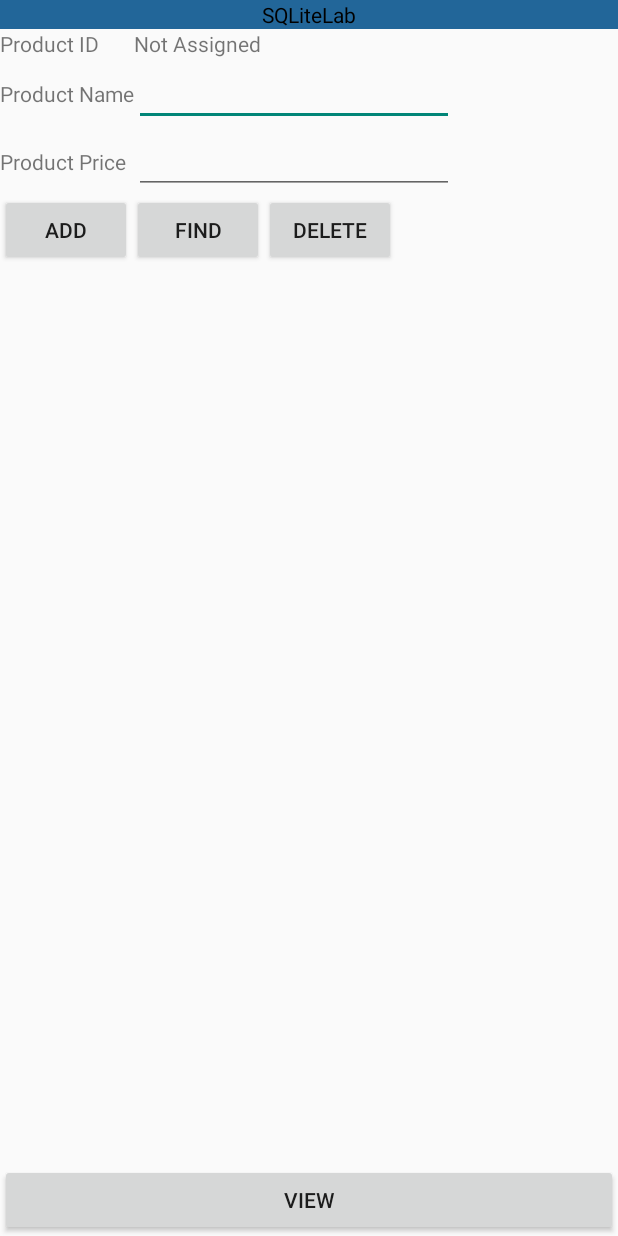
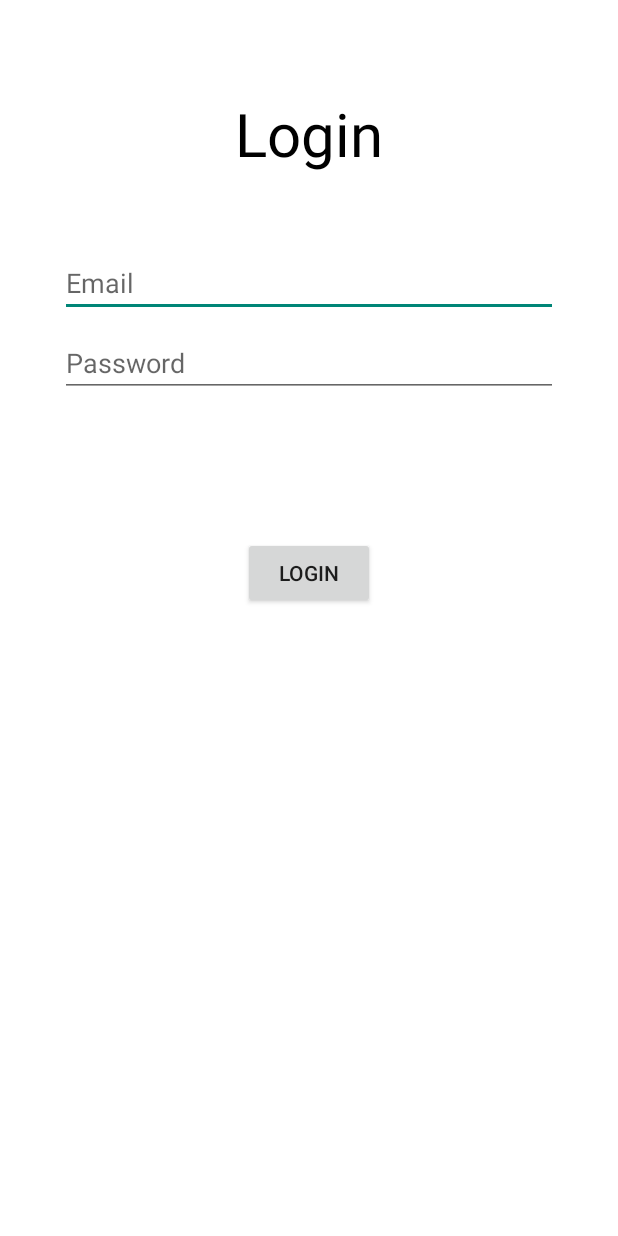
Before and after one commit to A-Steeves/SEG2105-TermProject, an Android app: the screen it shows after launch (MainActivity), on a phone screen of 412 x 824 dp. Run offline under Robolectric (Android 15) with nearby library versions, the phone set to English and light mode, and no system bars.

Commit message:
Commit 4

```diff
--- a/app/src/main/AndroidManifest.xml
+++ b/app/src/main/AndroidManifest.xml
@@ -11,7 +11,7 @@
         android:theme="@style/Theme.Lab3">
         <activity
             android:name=".ui.login.LoginActivity"
-            android:label="@string/title_activity_login"></activity>
+            ></activity>
         <activity android:name=".MainActivity">
             <intent-filter>
                 <action android:name="android.intent.action.MAIN" />
@@ -20,6 +20,7 @@
             </intent-filter>
         </activity>
         <activity android:name=".ViewListContents" />
+
     </application>
 
 </manifest>
--- a/app/src/main/java/com/example/lab3/MainActivity.java
+++ b/app/src/main/java/com/example/lab3/MainActivity.java
@@ -4,6 +4,8 @@ import androidx.appcompat.app.AppCompatActivity;
 
 import android.content.Intent;
 import android.database.Cursor;
+import android.text.TextUtils;
+import android.util.Patterns;
 import android.view.View;
 import android.widget.AdapterView;
 import android.widget.ArrayAdapter;
@@ -24,83 +26,63 @@ public class MainActivity extends AppCompatActivity {
     EditText productBox;
     EditText priceBox;
 
+    private EditText eName;
+    private EditText ePassword;
+
     MyDBHandler dbHandler;
-    Button btnView;
+    private Button btnLogin;
+
+    private String AdminUsername = "Admin@uottawa.ca";
+    private String AdminPassword = "AdminPassword";
 
 
     @Override
     protected void onCreate(Bundle savedInstanceState) {
         super.onCreate(savedInstanceState);
-        setContentView(R.layout.activity_main);
+        setContentView(R.layout.activity_login);
 
         dbHandler = new MyDBHandler(this);
 
-        idView = (TextView) findViewById(R.id.productID);
-        productBox = (EditText) findViewById(R.id.productName);
-        priceBox = (EditText) findViewById(R.id.productPrice);
+        eName = findViewById(R.id.username);
+        ePassword = findViewById(R.id.password);
+        btnLogin = findViewById(R.id.btnlogin);
 
-        btnView = (Button)findViewById(R.id.btnView);
+        btnLogin.setOnClickListener(new View.OnClickListener() {
+            @Override
+            public void onClick(View v) {
 
-        btnView.setOnClickListener(new View.OnClickListener() {
-            @Override
-            public void onClick(View v){
+                String inputName = eName.getText().toString();
+                String inputPass = ePassword.getText().toString();
 
-                Intent intent = new Intent(MainActivity.this, ViewListContents.class);
-                startActivity(intent);
+                if(inputName.isEmpty() || inputPass.isEmpty()){
+                    Toast.makeText(getApplicationContext(), "Please enter a username and password.", Toast.LENGTH_SHORT).show();
+                }
+                else if(AdminValidation(inputName, inputPass)){
+                    Toast.makeText(getApplicationContext(), "Hello Admin", Toast.LENGTH_SHORT).show();
+
+                }
+                else if(ValidUserName(inputName)){
+                    Toast.makeText(getApplicationContext(), "Valid Username.", Toast.LENGTH_SHORT).show();
+
+                }
+                else{
+                    Toast.makeText(getApplicationContext(), "Your username or password is incorrect.", Toast.LENGTH_SHORT).show();
+                }
+
+
             }
-        });
 
+
+            });
     }
 
-    public void newProduct (View view){
-        MyDBHandler dbHandler = new MyDBHandler(this);
-
-
-        double price = Double.parseDouble(priceBox.getText().toString());
-
-        Product product = new Product(productBox.getText().toString(), price);
-
-        dbHandler.addProduct(product);
-
-        productBox.setText("");
-        priceBox.setText("");
-
-
-
+    private boolean AdminValidation(String name, String password){
+        if(name.equals(AdminUsername) && password.equals(AdminPassword)){
+            return true;
+        }
+        return false;
     }
-
-    public void lookupProduct (View view){
-        MyDBHandler dbHandler = new MyDBHandler(this);
-
-        Product product = dbHandler.findProduct(productBox.getText().toString());
-
-        if(product != null){
-            idView.setText(String.valueOf(product.getID()));
-            priceBox.setText(String.valueOf(product.getPrice()));
-
-        } else{
-            idView.setText("No Match Found");
-        }
+    private boolean ValidUserName(String username){
+        return (!TextUtils.isEmpty(username) && Patterns.EMAIL_ADDRESS.matcher(username).matches());
     }
-
-    public void removeProduct (View view){
-        MyDBHandler dbHandler = new MyDBHandler(this);
-
-        boolean result = dbHandler.deleteProduct(productBox.getText().toString());
-
-        if(result){
-            idView.setText("Record Deleted");
-            productBox.setText("");
-            priceBox.setText("");
-        } else {
-            idView.setText("No Match Found");
-        }
-    }
-
-    public void listView(){
-        MyDBHandler dbHandler = new MyDBHandler(this);
-
-    }
-
-
 }
--- a/app/src/main/res/drawable/loginbutton.xml
+++ b/app/src/main/res/drawable/loginbutton.xml
@@ -3,5 +3,4 @@
     <corners android:radius="12dp"/>
 
 
-
 </shape>
--- a/app/src/main/res/layout/activity_login.xml
+++ b/app/src/main/res/layout/activity_login.xml
@@ -5,27 +5,34 @@
     android:id="@+id/container"
     android:layout_width="match_parent"
     android:layout_height="match_parent"
+    android:background="@color/white"
     android:paddingLeft="@dimen/activity_horizontal_margin"
     android:paddingTop="@dimen/activity_vertical_margin"
     android:paddingRight="@dimen/activity_horizontal_margin"
     android:paddingBottom="@dimen/activity_vertical_margin"
-    tools:context=".ui.login.LoginActivity"
-    android:background="@color/white">
+    tools:context="MainActivity">
 
 
     <TextView
         android:id="@+id/LoginText"
-        android:layout_width="fill_parent"
+        android:layout_width="0dp"
         android:layout_height="wrap_content"
+        android:layout_marginStart="16dp"
+        android:layout_marginTop="26dp"
+        android:layout_marginEnd="16dp"
         android:gravity="center_horizontal"
+
+        android:paddingVertical="20dp"
         android:text="Login"
+
+
         android:textColor="@android:color/black"
         android:textSize="40dp"
-        android:paddingVertical="20dp"
-        android:layout_marginTop="20dp"
-        android:textStyle=""
-
-        />
+        app:layout_constraintEnd_toEndOf="parent"
+        app:layout_constraintStart_toStartOf="parent"
+        app:layout_constraintTop_toTopOf="parent"
+        app:layout_editor_absoluteX="10dp"
+        app:layout_editor_absoluteY="10dp" />
 
     <EditText
         android:id="@+id/username"
@@ -39,8 +46,7 @@
         android:selectAllOnFocus="true"
         app:layout_constraintEnd_toEndOf="parent"
         app:layout_constraintStart_toStartOf="parent"
-        app:layout_constraintTop_toTopOf="parent"
-        />
+        app:layout_constraintTop_toTopOf="parent" />
 
     <EditText
         android:id="@+id/password"
@@ -59,48 +65,14 @@
         app:layout_constraintTop_toBottomOf="@+id/username" />
 
     <Button
-        android:id="@+id/login"
+        android:id="@+id/btnlogin"
         android:layout_width="wrap_content"
         android:layout_height="wrap_content"
-        android:layout_gravity="start"
-
-        android:layout_marginStart="48dp"
-        android:layout_marginTop="16dp"
-        android:layout_marginEnd="48dp"
-        android:layout_marginBottom="64dp"
-
-        android:enabled="false"
-        android:text="Sign in"
-
-        android:background="@drawable/loginbutton"
-        android:backgroundTint="#8be7e9"
+        android:layout_marginTop="93dp"
+        android:text="Login"
+        app:layout_constraintEnd_toEndOf="parent"
+        app:layout_constraintStart_toStartOf="parent"
+        app:layout_constraintTop_toBottomOf="@+id/password" />
 
 
-
-        android:textColor="@android:color/black"
-
-        app:layout_constraintBottom_toBottomOf="parent"
-        app:layout_constraintEnd_toEndOf="parent"
-        app:layout_constraintStart_toStartOf="parent"
-        app:layout_constraintTop_toBottomOf="@+id/password"
-        app:layout_constraintVertical_bias="0.2" />
-
-    <ProgressBar
-        android:id="@+id/loading"
-        android:layout_width="wrap_content"
-        android:layout_height="wrap_content"
-        android:layout_gravity="center"
-        android:layout_marginStart="32dp"
-        android:layout_marginTop="64dp"
-        android:layout_marginEnd="32dp"
-        android:layout_marginBottom="64dp"
-        android:visibility="gone"
-        android:textColor="@android:color/black"
-
-
-        app:layout_constraintBottom_toBottomOf="parent"
-        app:layout_constraintEnd_toEndOf="@+id/password"
-        app:layout_constraintStart_toStartOf="@+id/password"
-        app:layout_constraintTop_toTopOf="parent"
-        app:layout_constraintVertical_bias="0.3" />
 </androidx.constraintlayout.widget.ConstraintLayout>
--- a/app/src/main/res/layout/activity_main.xml
+++ b/app/src/main/res/layout/activity_main.xml
@@ -6,122 +6,25 @@
     android:layout_height="match_parent"
     tools:context=".MainActivity">
 
-    <LinearLayout
-        android:layout_width="match_parent"
-        android:layout_height="match_parent"
-        android:orientation="vertical">
-
-        <TextView
-            android:id="@+id/textView5"
-            android:layout_width="match_parent"
-            android:layout_height="wrap_content"
-            android:text="SQLiteLab"
-            android:gravity="center_horizontal"
-            android:textColor="@color/black"
-            android:background="#269"/>
-
-        <TableLayout
-            android:layout_width="wrap_content"
-            android:layout_height="wrap_content">
-
-            <TableRow
-                android:layout_width="match_parent"
-                android:layout_height="match_parent">
-
-                <TextView
-                    android:id="@+id/textView"
-                    android:layout_width="wrap_content"
-                    android:layout_height="wrap_content"
-                    android:text="Product ID" />
-
-                <TextView
-                    android:id="@+id/productID"
-                    android:layout_width="wrap_content"
-                    android:layout_height="wrap_content"
-                    android:text="Not Assigned" />
-            </TableRow>
-
-            <TableRow
-                android:layout_width="match_parent"
-                android:layout_height="match_parent">
-
-                <TextView
-                    android:id="@+id/textView3"
-                    android:layout_width="wrap_content"
-                    android:layout_height="wrap_content"
-                    android:text="Product Name" />
 
     <EditText
-                    android:id="@+id/productName"
+        android:id="@+id/editTextTextPersonName"
         android:layout_width="wrap_content"
         android:layout_height="wrap_content"
         android:ems="10"
-                    android:inputType="textPersonName" />
-            </TableRow>
-
-            <TableRow
-                android:layout_width="match_parent"
-                android:layout_height="match_parent">
-
-                <TextView
-                    android:id="@+id/textView4"
-                    android:layout_width="wrap_content"
-                    android:layout_height="wrap_content"
-                    android:text="Product Price" />
+        android:inputType="textPersonName"
+        android:text="Password"
+        tools:layout_editor_absoluteX="66dp"
+        tools:layout_editor_absoluteY="189dp" />
 
     <EditText
-                    android:id="@+id/productPrice"
+        android:id="@+id/editTextTextPersonName2"
         android:layout_width="wrap_content"
         android:layout_height="wrap_content"
         android:ems="10"
-                    android:inputType="textPersonName" />
-            </TableRow>
-
-        </TableLayout>
-
-        <LinearLayout
-            android:layout_width="wrap_content"
-            android:layout_height="wrap_content"
-            android:layout_weight="0.7"
-
-            android:orientation="horizontal">
-
-            <Button
-                android:id="@+id/add"
-                android:layout_width="wrap_content"
-                android:layout_height="wrap_content"
-                android:layout_weight="1"
-                android:text="ADD"
-                android:onClick="newProduct"/>
-
-            <Button
-                android:id="@+id/find"
-                android:layout_width="wrap_content"
-                android:layout_height="wrap_content"
-                android:layout_weight="1"
-                android:text="FIND"
-                android:onClick="lookupProduct"/>
-
-            <Button
-                android:id="@+id/delete"
-                android:layout_width="wrap_content"
-                android:layout_height="wrap_content"
-                android:layout_weight="1"
-                android:text="DELETE"
-                android:onClick="removeProduct"/>
-        </LinearLayout>
-
-        <Button
-            android:id="@+id/btnView"
-            android:layout_width="match_parent"
-            android:layout_height="wrap_content"
-            android:text="View"
-            />
-
-        <ListView
-            android:id="@+id/listView"
-            android:layout_width="wrap_content"
-            android:layout_height="wrap_content" />
-    </LinearLayout>
+        android:inputType="textPersonName"
+        android:text="Username"
+        tools:layout_editor_absoluteX="66dp"
+        tools:layout_editor_absoluteY="112dp" />
 
 </androidx.constraintlayout.widget.ConstraintLayout>
```
Also changed, not shown: app/src/main/java/com/example/lab3/ui/login/LoggedInUserView.java (deleted, +0 -17 lines), app/src/main/java/com/example/lab3/ui/login/LoginActivity.java (deleted, +0 -136 lines), app/src/main/java/com/example/lab3/ui/login/LoginFormState.java (deleted, +0 -40 lines), app/src/main/java/com/example/lab3/ui/login/LoginResult.java (deleted, +0 -31 lines), app/src/main/java/com/example/lab3/ui/login/LoginViewModel.java (deleted, +0 -70 lines), app/src/main/java/com/example/lab3/ui/login/LoginViewModelFactory.java (deleted, +0 -26 lines). Lines whose indentation alone changed are shown as unchanged.
